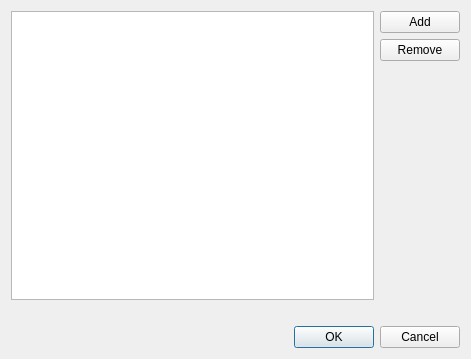
Old version of the form src/gui/ignorelisteditor.ui in the repository nextcloud/desktop.
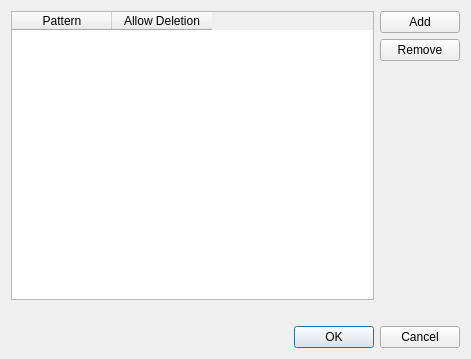
New version of the form.

Commit message:
IgnoreEditor: Make UI more explicit. #3172
People were mistaking the checkbox for something that enables
and disables specific ignore patterns. Now it's much more
explicit.

Patch:
```diff
--- a/src/gui/ignorelisteditor.ui
+++ b/src/gui/ignorelisteditor.ui
@@ -37,13 +37,6 @@
      </property>
     </spacer>
    </item>
-   <item row="1" column="0" rowspan="3">
-    <widget class="QListWidget" name="listWidget">
-     <property name="enabled">
-      <bool>true</bool>
-     </property>
-    </widget>
-   </item>
    <item row="1" column="1">
     <widget class="QPushButton" name="addPushButton">
      <property name="enabled">
@@ -77,6 +70,32 @@
      </property>
     </widget>
    </item>
+   <item row="1" column="0" rowspan="3">
+    <widget class="QTableWidget" name="tableWidget">
+     <property name="enabled">
+      <bool>true</bool>
+     </property>
+     <property name="selectionMode">
+      <enum>QAbstractItemView::SingleSelection</enum>
+     </property>
+     <property name="selectionBehavior">
+      <enum>QAbstractItemView::SelectRows</enum>
+     </property>
+     <property name="columnCount">
+      <number>2</number>
+     </property>
+     <column>
+      <property name="text">
+       <string>Pattern</string>
+      </property>
+     </column>
+     <column>
+      <property name="text">
+       <string>Allow Deletion</string>
+      </property>
+     </column>
+    </widget>
+   </item>
   </layout>
  </widget>
  <resources/>
```
The commit also changes 2 other files.
